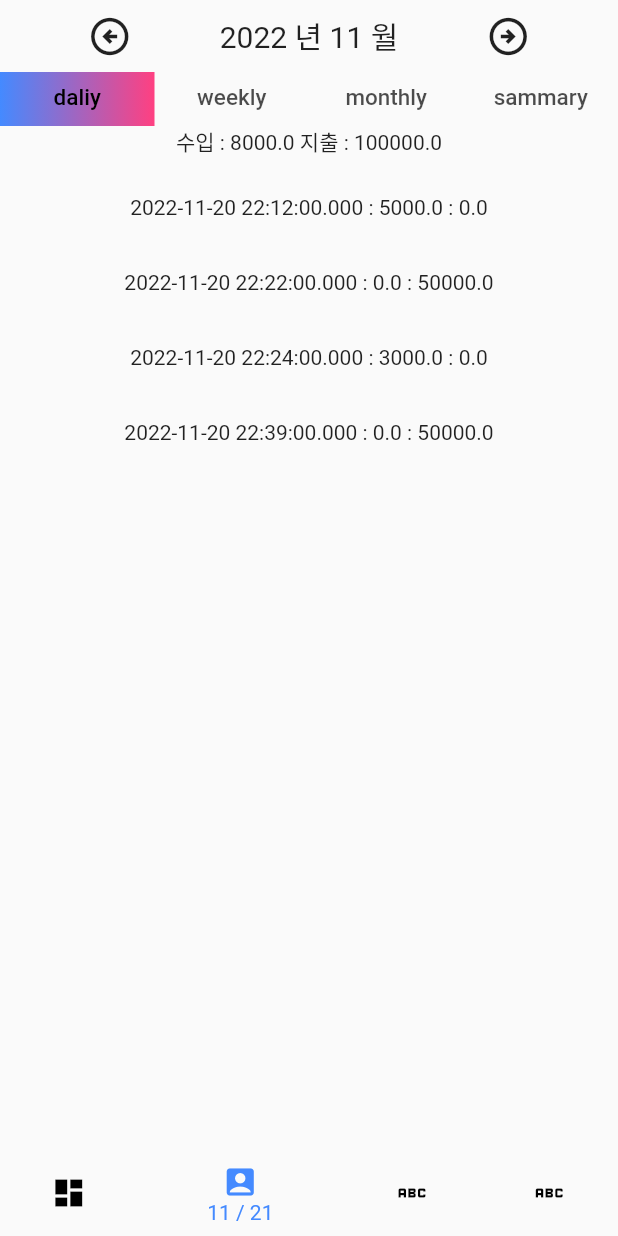
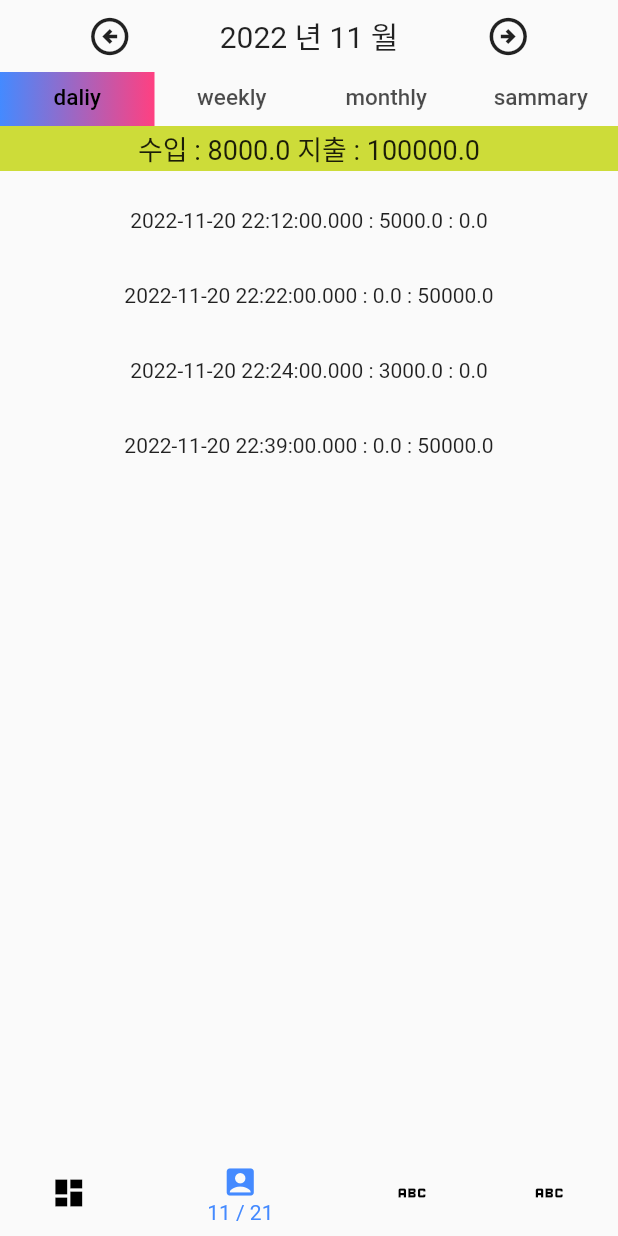
Before and after one commit to Jang-seungminn/flutter_account_book, a Flutter app: the screen it shows after launch, item 2 of the bottom bar chosen, after a tap on the "arrow circle left" icon, after a tap on the "arrow circle right" icon, on a phone screen of 412 x 824 dp. Run offline on Flutter 3.47's test engine with Material 2 defaults, Android fonts, the light colour scheme and no system bars.

Commit message:
- update and Test  daily_widget - add callback function  month_selector_component - send selected Month from mainpage to daily widget

```diff
--- a/lib/main.dart
+++ b/lib/main.dart
@@ -1,12 +1,17 @@
 import 'package:flutter/material.dart';
+
 import 'package:my_account_book/ui/providers/navigation_provider.dart';
 import 'package:my_account_book/ui/root.dart';
 import 'package:provider/provider.dart';
 
 void main() {
   runApp(
-    ChangeNotifierProvider(
-      create: (_) => NavigationProvider(),
+    MultiProvider(
+      providers: [
+        ChangeNotifierProvider(
+          create: (_) => NavigationProvider(),
+        ),
+      ],
       child: Root(),
     ),
   );
--- a/lib/ui/components/daily_case_component.dart
+++ b/lib/ui/components/daily_case_component.dart
@@ -31,10 +31,18 @@ class DailyCase extends StatelessWidget {
     }
     return Column(
       children: [
-        Text("수입 : $dailyIncome 지출 : $dailyExpenses"),
-        Expanded(
-          child: ListView.builder(
-            scrollDirection: Axis.vertical,
+        Container(
+          constraints: const BoxConstraints.expand(height: 30),
+          alignment: Alignment.center,
+          color: Colors.lime,
+          child: Text(
+            "수입 : $dailyIncome 지출 : $dailyExpenses",
+            style: const TextStyle(fontSize: 18),
+          ),
+        ),
+        ListView.builder(
+          shrinkWrap: true,
+          physics: const NeverScrollableScrollPhysics(),
           padding: const EdgeInsets.all(8),
           itemCount: caseModel.length,
           itemBuilder: ((context, index) {
@@ -47,7 +55,6 @@ class DailyCase extends StatelessWidget {
             );
           }),
         ),
-        ),
       ],
     );
   }
--- a/lib/ui/components/month_selector_component.dart
+++ b/lib/ui/components/month_selector_component.dart
@@ -1,7 +1,8 @@
 import 'package:flutter/material.dart';
 
 class MonthSelector extends StatefulWidget {
-  MonthSelector({super.key});
+  MonthSelector({super.key, required this.callback});
+  Function callback;
 
   int _selectedYear = DateTime.now().year;
   int get seletedYear => _selectedYear;
@@ -12,14 +13,6 @@ class MonthSelector extends StatefulWidget {
 }
 
 class _MonthSelectorState extends State<MonthSelector> {
-  int getSeletedYear() {
-    return widget.seletedYear;
-  }
-
-  int getSeletedMonth() {
-    return widget.seletedYear;
-  }
-
   @override
   Widget build(BuildContext context) {
     return Row(
@@ -34,6 +27,9 @@ class _MonthSelectorState extends State<MonthSelector> {
                 widget._selectedYear--;
                 widget._selectedMonth = 12;
               }
+              widget.callback(() {
+                return;
+              });
             });
           },
           iconSize: 30,
@@ -54,6 +50,9 @@ class _MonthSelectorState extends State<MonthSelector> {
                 widget._selectedYear++;
                 widget._selectedMonth = 1;
               }
+              widget.callback(() {
+                return;
+              });
             });
           },
           iconSize: 30,
--- a/lib/ui/pages/main_page.dart
+++ b/lib/ui/pages/main_page.dart
@@ -12,12 +12,22 @@ class MainPage extends StatefulWidget {
 class _MainPageState extends State<MainPage> with TickerProviderStateMixin {
   late TabController _tabController;
   late MonthSelector monthSelector;
+  late List<Widget> tabs;
+  int selectedYear = 0;
+  int selectedMonth = 0;
 
-  late List<Widget> tabs;
+  changedMonth(Function func) {
+    setState(() {
+      func();
+    });
+  }
+
   @override
   void initState() {
     _tabController = TabController(length: 4, vsync: this);
-    monthSelector = MonthSelector();
+    monthSelector = MonthSelector(
+      callback: changedMonth,
+    );
     tabs = [
       const Text("daliy"),
       const Text("weekly"),
@@ -54,11 +64,14 @@ class _MainPageState extends State<MainPage> with TickerProviderStateMixin {
           Expanded(
             child: TabBarView(
               controller: _tabController,
-              children: const [
-                Center(child: DailyWidget()),
-                Center(child: Text("weekly")),
-                Center(child: Text("monthly")),
-                Center(child: Text("sammary")),
+              children: [
+                Center(
+                    child: DailyWidget(
+                  currentMonth: monthSelector.selectedMonth,
+                )),
+                const Center(child: Text("weekly")),
+                const Center(child: Text("monthly")),
+                const Center(child: Text("sammary")),
               ],
             ),
           )
--- a/lib/ui/widgets/daily_widget.dart
+++ b/lib/ui/widgets/daily_widget.dart
@@ -3,12 +3,12 @@ import 'package:my_account_book/core/models/case_model.dart';
 import 'package:my_account_book/ui/components/daily_case_component.dart';
 
 class DailyWidget extends StatelessWidget {
-  const DailyWidget({super.key});
+  DailyWidget({super.key, required this.currentMonth});
+  int currentMonth;
 
   @override
   Widget build(BuildContext context) {
-    return DailyCase(
-      caseModel: [
+    List<CaseModel> testModel = [
       CaseModel()
         ..income = 0
         ..expenses = 50000
@@ -25,15 +25,45 @@ class DailyWidget extends StatelessWidget {
         ..income = 0
         ..expenses = 50000
         ..time = DateTime(2022, 11, 20, 22, 22),
-      ],
-      // income: const [30000, 5000],
-      // expenses: const [50000, 3000],
-      // time: [
-      //   DateTime(2022, 11, 20, 22, 39),
-      //   DateTime(2022, 11, 20, 22, 57),
-      //   DateTime(2022, 11, 20, 22, 23),
-      //   DateTime(2022, 11, 20, 22, 40),
-      // ],
+    ];
+
+    List<CaseModel> testModel2 = [
+      CaseModel()
+        ..income = 5000
+        ..expenses = 0
+        ..time = DateTime(2022, 12, 21, 22, 12),
+      CaseModel()
+        ..income = 0
+        ..expenses = 50000
+        ..time = DateTime(2022, 12, 21, 22, 22),
+    ];
+    List<CaseModel> testModel3 = [
+      CaseModel()
+        ..income = 5000
+        ..expenses = 0
+        ..time = DateTime(2022, 10, 21, 22, 12),
+      CaseModel()
+        ..income = 0
+        ..expenses = 50000
+        ..time = DateTime(2022, 10, 21, 22, 22),
+    ];
+    List<DailyCase> dailyCase = [
+      DailyCase(caseModel: testModel),
+      DailyCase(caseModel: testModel2),
+      DailyCase(caseModel: testModel3)
+    ];
+
+    // return Text('$currentMonth');
+    return ListView.builder(
+      shrinkWrap: false,
+      itemCount: dailyCase.length,
+      itemBuilder: (context, index) {
+        if (dailyCase[index].caseModel[0].time.month == currentMonth) {
+          return dailyCase[index];
+        } else {
+          return const SizedBox();
+        }
+      },
     );
   }
 }
```
Lines whose indentation alone changed are shown as unchanged.
